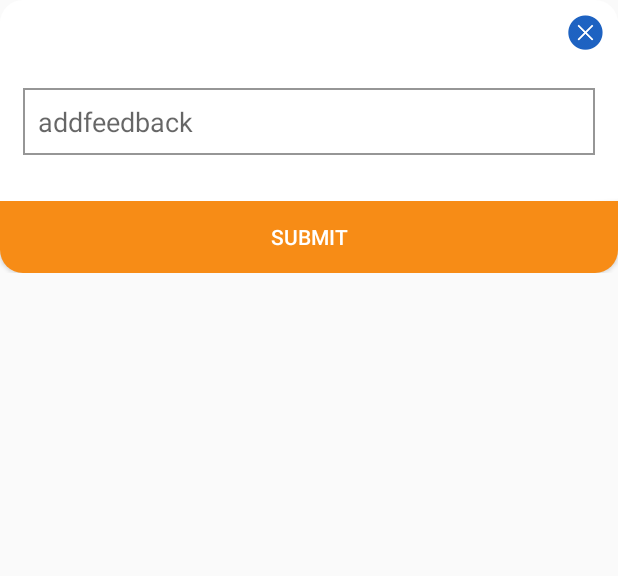
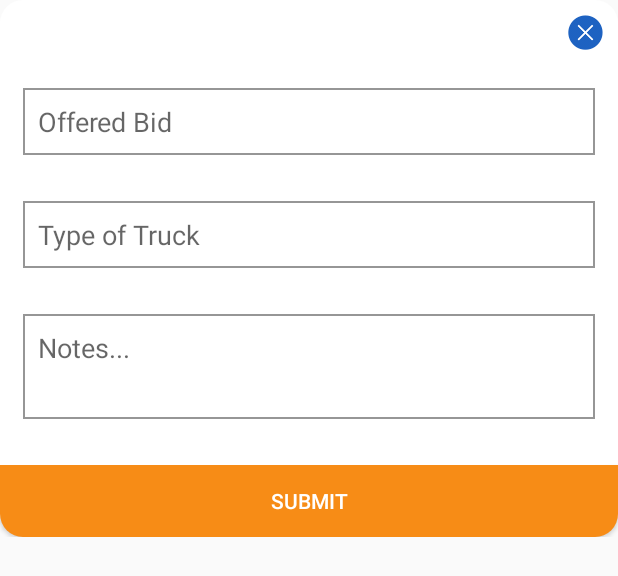
Before and after one commit to Carrustrucks-Dev/Carrus-Fleetowner, an Android app: the layout dialog_quote.xml on its own in the app's theme, with its tools: preview values and no code run, on a phone screen of 412 x 824 dp. Shown: the top 576 px of the screen. Run offline under Robolectric (Android 15) with nearby library versions, the phone set to English and light mode, and no system bars.

Commit message:
string added for dialog

```diff
--- a/app/src/main/res/layout/dialog_quote.xml
+++ b/app/src/main/res/layout/dialog_quote.xml
@@ -18,10 +18,28 @@
         android:layout_width="fill_parent"
         android:background="@drawable/square_edit_text"
         android:padding="@dimen/ten"
-        android:hint="addfeedback"
+        android:hint="@string/offrdbid"
         android:layout_margin="@dimen/fifteen"
         android:gravity="left|top"
         android:layout_height="wrap_content" />
+
+    <EditText
+        android:layout_width="fill_parent"
+        android:background="@drawable/square_edit_text"
+        android:padding="@dimen/ten"
+        android:hint="@string/typeoftruck"
+        android:layout_margin="@dimen/fifteen"
+        android:gravity="left|top"
+        android:layout_height="wrap_content" />
+
+    <EditText
+        android:layout_width="fill_parent"
+        android:background="@drawable/square_edit_text"
+        android:padding="@dimen/ten"
+        android:hint="@string/notes"
+        android:layout_margin="@dimen/fifteen"
+        android:gravity="left|top"
+        android:layout_height="@dimen/mediumhieght" />
 
 
     <Button
--- a/app/src/main/res/values/strings.xml
+++ b/app/src/main/res/values/strings.xml
@@ -105,11 +105,14 @@
     <!--truck details screen text-->
     <string name="newRequest">New Requests</string>
     <string name="cargodetails">CARGO DETAILS</string>
-    <string name="notes">NOTES</string>
+    <string name="notesCaps">NOTES</string>
     <string name="fleetownernotes">FLEET OWNER NOTES</string>
     <string name="shippernotes">SHIPPER\'S NOTES</string>
     <string name="typeofcargo">Type of Cargo</string>
     <string name="quote">QUOTE</string>
     <string name="ignore">IGNORE</string>
 
+    <string name="typeoftruck">Type of Truck</string>
+    <string name="notes">Notes...</string>
+
 </resources>
```
